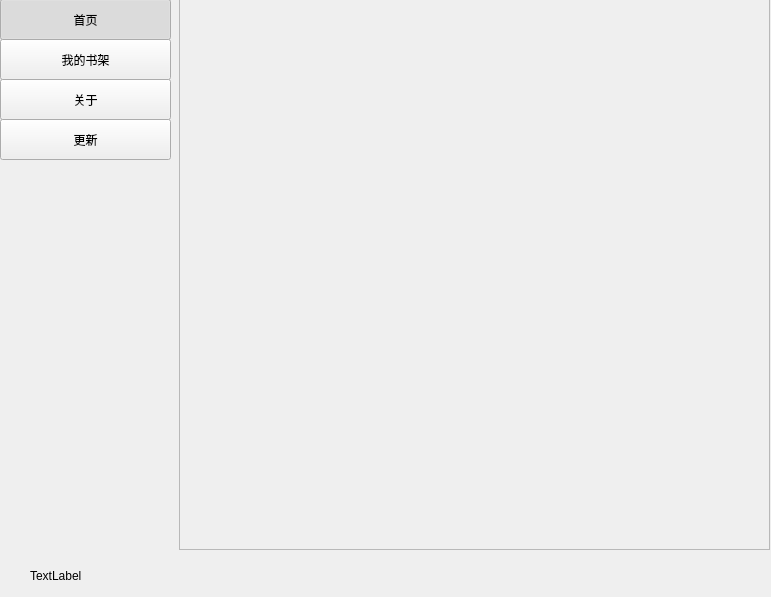
Old version of the form qtui/Main.ui in the repository zhangbailong945/NovelScrapy.
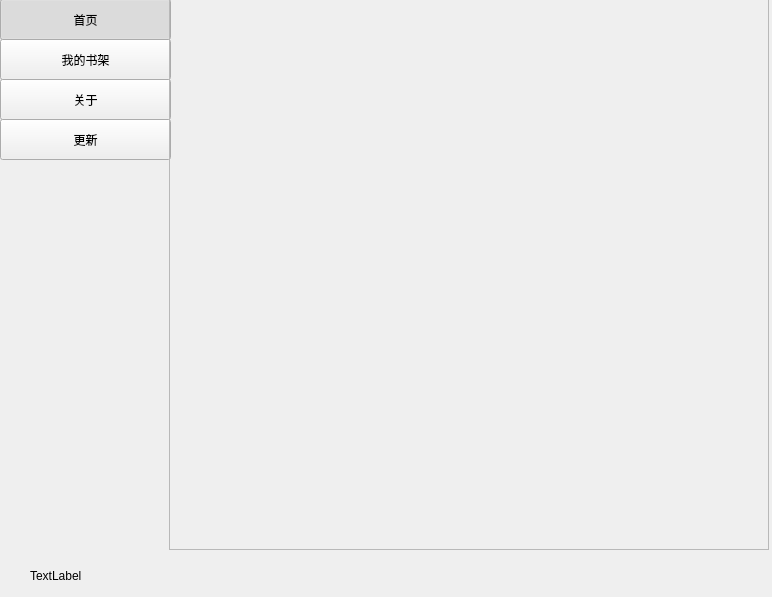
New version of the form.

The edit to the form file:
```diff
--- a/qtui/Main.ui
+++ b/qtui/Main.ui
@@ -6,7 +6,7 @@
    <rect>
     <x>0</x>
     <y>0</y>
-    <width>771</width>
+    <width>772</width>
     <height>597</height>
    </rect>
   </property>
@@ -22,6 +22,12 @@
      <height>551</height>
     </rect>
    </property>
+   <property name="maximumSize">
+    <size>
+     <width>171</width>
+     <height>600</height>
+    </size>
+   </property>
    <property name="autoFillBackground">
     <bool>false</bool>
    </property>
@@ -125,12 +131,18 @@
   <widget class="QFrame" name="rightContent">
    <property name="geometry">
     <rect>
-     <x>179</x>
+     <x>169</x>
      <y>-1</y>
-     <width>591</width>
+     <width>600</width>
      <height>551</height>
     </rect>
    </property>
+   <property name="maximumSize">
+    <size>
+     <width>600</width>
+     <height>600</height>
+    </size>
+   </property>
    <property name="frameShape">
     <enum>QFrame::StyledPanel</enum>
    </property>
@@ -140,12 +152,18 @@
    <widget class="QStackedWidget" name="stackedContent">
     <property name="geometry">
      <rect>
-      <x>-10</x>
+      <x>9</x>
       <y>0</y>
-      <width>611</width>
+      <width>591</width>
       <height>551</height>
      </rect>
     </property>
+    <property name="maximumSize">
+     <size>
+      <width>610</width>
+      <height>610</height>
+     </size>
+    </property>
     <widget class="QWidget" name="page"/>
     <widget class="QWidget" name="page_2"/>
    </widget>
```
